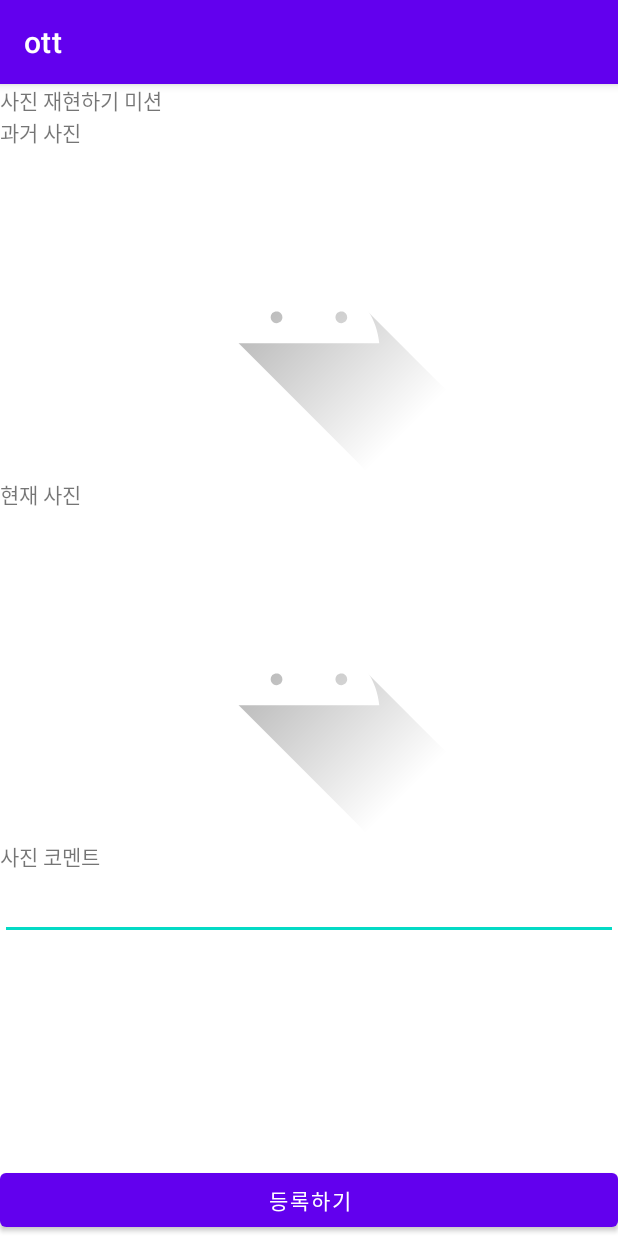
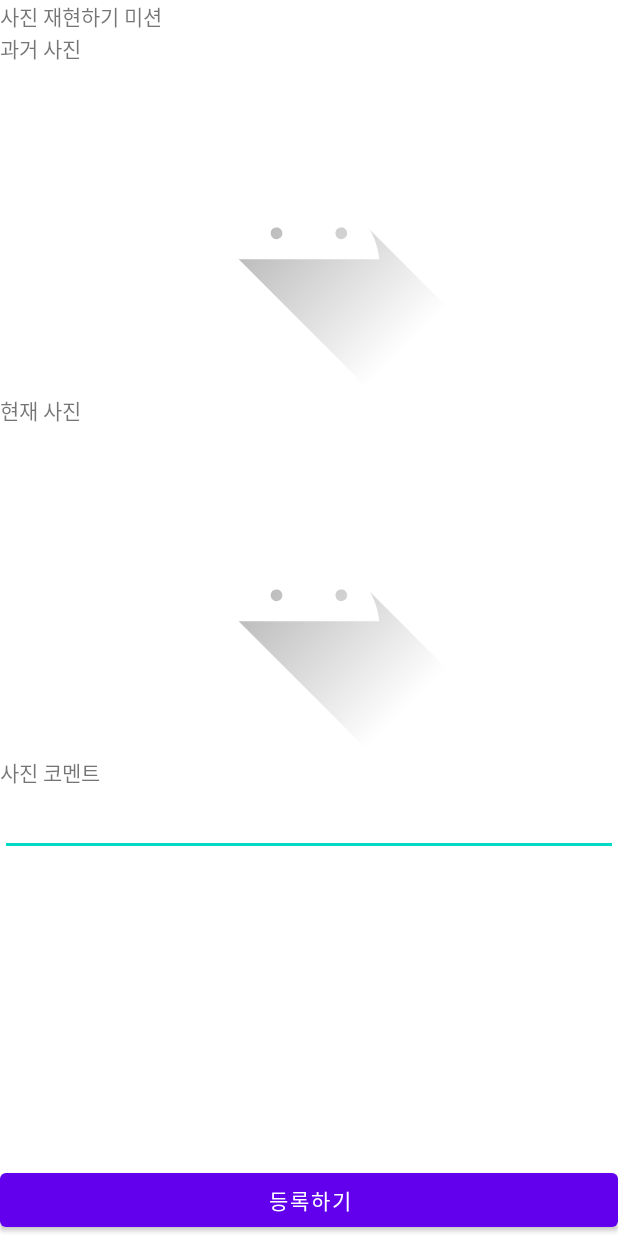
Before and after one commit to OnTheTop/ott-android, an Android app: the PhotoMissionActivity screen opened directly, with no data from a screen before it, on a phone screen of 412 x 824 dp. Run offline under Robolectric (Android 15) with nearby library versions, the phone set to English and light mode, and no system bars; our stand-ins replace data binding; pictures from the network do not load.

Commit message:
[Design] 액션바 없애기

```diff
--- a/app/src/main/res/values-night/themes.xml
+++ b/app/src/main/res/values-night/themes.xml
@@ -1,6 +1,6 @@
 <resources xmlns:tools="http://schemas.android.com/tools">
     <!-- Base application theme. -->
-    <style name="Theme.Ott" parent="Theme.MaterialComponents.DayNight.DarkActionBar">
+    <style name="Theme.Ott" parent="Theme.MaterialComponents.DayNight.NoActionBar">
         <!-- Primary brand color. -->
         <item name="colorPrimary">@color/purple_200</item>
         <item name="colorPrimaryVariant">@color/purple_700</item>
--- a/app/src/main/res/values/themes.xml
+++ b/app/src/main/res/values/themes.xml
@@ -1,6 +1,6 @@
 <resources xmlns:tools="http://schemas.android.com/tools">
     <!-- Base application theme. -->
-    <style name="Theme.Ott" parent="Theme.MaterialComponents.DayNight.DarkActionBar">
+    <style name="Theme.Ott" parent="Theme.MaterialComponents.DayNight.NoActionBar">
         <!-- Primary brand color. -->
         <item name="colorPrimary">@color/purple_500</item>
         <item name="colorPrimaryVariant">@color/purple_700</item>
```
